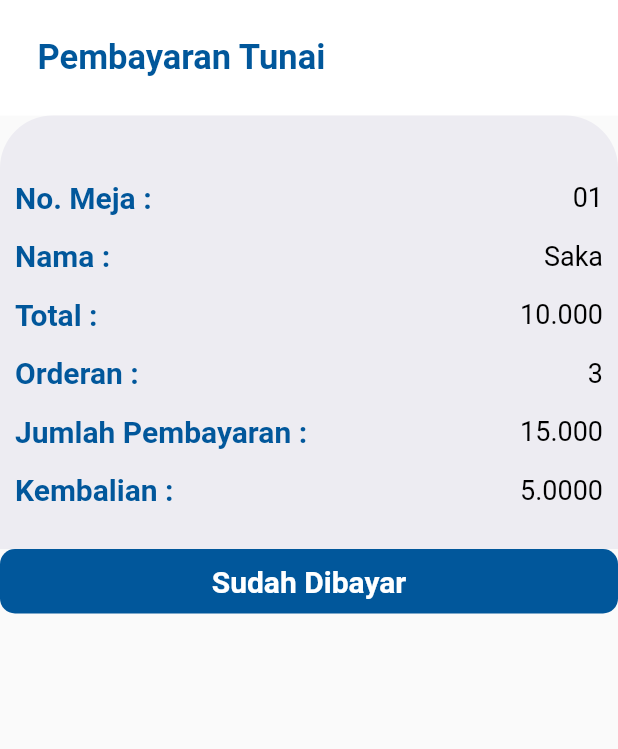
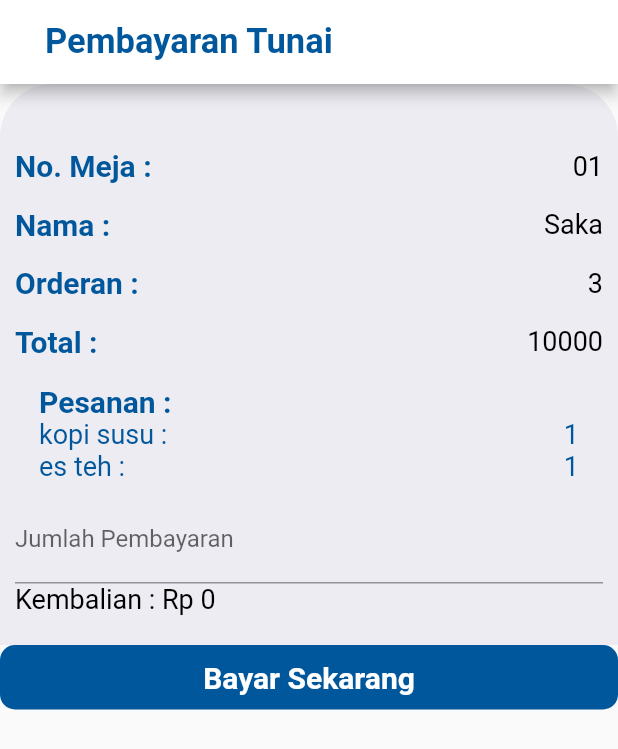
Before and after one commit to BidinOn07/Serving_Apps, a Flutter app: the CashView screen opened directly, on a phone screen of 412 x 824 dp. Shown: the top 749 px of the screen. Run offline on Flutter 3.47's test engine with Material 2 defaults, Android fonts, the phone set to English and light mode, and no system bars; our stand-ins replace curved_navigation_bar, eva_icons_flutter, get, introduction_screen, lottie, money_formatter.

Commit message:
perbaikan halaman pembayaran dan halaman terkait

```diff
--- a/lib/app/modules/pembayaran/views/cash.dart
+++ b/lib/app/modules/pembayaran/views/cash.dart
@@ -1,22 +1,43 @@
-// ignore_for_file: prefer_const_constructors
+// ignore_for_file: prefer_const_constructors, prefer_const_literals_to_create_immutables
 
 import 'package:flutter/material.dart';
 import 'package:get/get.dart';
+import 'package:money_formatter/money_formatter.dart';
 
 import '../../../utils/constant.dart';
 import '../../../utils/mainpage.dart';
 
-class CashView extends StatelessWidget {
-  const CashView({super.key});
+class CashView extends StatefulWidget {
+  const CashView({Key? key}) : super(key: key);
+
+  @override
+  _CashViewState createState() => _CashViewState();
+}
+
+class _CashViewState extends State<CashView> {
+  TextEditingController jumlahPembayaranController = TextEditingController();
+  double total = 10000; // Ubah sesuai dengan total pesanan
+  double kembalian = 0;
 
   @override
   Widget build(BuildContext context) {
     return Scaffold(
+      appBar: AppBar(
+        title: Text(
+          'Pembayaran Tunai',
+          style: TextStyle(
+            fontSize: 23,
+            fontWeight: FontWeight.bold,
+            color: kColorPrimary,
+          ),
+        ),
+        backgroundColor: kColor,
+        automaticallyImplyLeading: false,
+        titleSpacing: 30,
+      ),
       body: ListView(
         children: [
-          TunaiAppBar(),
           Container(
-            // height: 900,
             padding: EdgeInsets.only(top: 15),
             decoration: BoxDecoration(
               color: Color(0xFFEDECF2),
@@ -36,10 +57,68 @@ class CashView extends StatelessWidget {
                     children: [
                       _buildInfoRow('No. Meja : ', '01'),
                       _buildInfoRow('Nama : ', 'Saka'),
-                      _buildInfoRow('Total : ', '10.000'),
                       _buildInfoRow('Orderan : ', '3'),
-                      _buildInfoRow('Jumlah Pembayaran : ', '15.000'),
-                      _buildInfoRow('Kembalian : ', '5.0000'),
+                      _buildInfoRow('Total : ', '10000'),
+                      Container(
+                        margin: EdgeInsets.symmetric(vertical: 5),
+                        // padding: EdgeInsets.all(10),
+                        child: Column(
+                          mainAxisAlignment: MainAxisAlignment.spaceAround,
+                          crossAxisAlignment: CrossAxisAlignment.stretch,
+                          children: [
+                            ListTile(
+                              title: Text(
+                                'Pesanan : ',
+                                style: TextStyle(
+                                    color: kColorPrimary,
+                                    fontSize: 20,
+                                    fontWeight: FontWeight.bold),
+                              ),
+                              subtitle: Row(
+                                mainAxisAlignment:
+                                    MainAxisAlignment.spaceBetween,
+                                children: [
+                                  Text(
+                                    'kopi susu :\nes teh :',
+                                    style: TextStyle(
+                                      fontSize: 18,
+                                      color: kColorPrimary,
+                                      fontWeight: FontWeight.normal,
+                                    ),
+                                  ),
+                                  Spacer(),
+                                  Text(
+                                    '1\n1',
+                                    style: TextStyle(
+                                      fontSize: 18,
+                                      color: kColorPrimary,
+                                      fontWeight: FontWeight.normal,
+                                    ),
+                                  ),
+                                ],
+                              ),
+                            ),
+                          ],
+                        ),
+                      ),
+                      TextField(
+                        controller: jumlahPembayaranController,
+                        decoration: InputDecoration(
+                          labelText: 'Jumlah Pembayaran',
+                        ),
+                        keyboardType: TextInputType.number,
+                        onChanged:
+                            _calculateChange, // Menghitung kembalian saat jumlah pembayaran berubah
+                      ),
+                      Text(
+                        'Kembalian : Rp ${MoneyFormatter(amount: kembalian).output.withoutFractionDigits} ',
+                        style: TextStyle(
+                          fontSize: 18,
+                          color: Colors.black,
+                          fontFamily: 'Roboto',
+                          fontWeight: FontWeight.normal,
+                        ),
+                      ),
                     ],
                   ),
                 ),
@@ -51,15 +130,39 @@ class CashView extends StatelessWidget {
               borderRadius: BorderRadius.circular(10),
               child: InkWell(
                 onTap: () {
-                _nextPaymentOptions(context); // Menampilkan pop-up pembayaran
+                  double pembayaran =
+                      double.tryParse(jumlahPembayaranController.text) ?? 0;
+                  if (pembayaran < total) {
+                    // Jika pembayaran kurang dari atau sama dengan 0, tampilkan pesan error
+                    Get.dialog(
+                      AlertDialog(
+                        title: Text('Gagal'),
+                        content: Text('Masukan Jumlah Pembayaran!'),
+                        actions: <Widget>[
+                          TextButton(
+                            onPressed: () {
+                              Get.back(); // Tutup dialog error
+                            },
+                            child: Text('OK'),
+                          ),
+                        ],
+                      ),
+                    );
+                  } else {
+                    (pembayaran == total);
+                    {
+                      _nextPaymentOptions(context);
+                    }
+                    // Jika pembayaran lebih dari 0, lanjutkan dengan pembayaran
+                    // Menampilkan pop-up pembayaran
+                  }
                 },
                 borderRadius: BorderRadius.circular(10),
                 child: Container(
-                // width: 350,
-                width: double.infinity, // Membuat tombol memenuhi lebar layar
+                  width: double.infinity,
                   padding: EdgeInsets.symmetric(vertical: 10, horizontal: 20),
                   child: Text(
-                  'Sudah Dibayar',
+                    'Bayar Sekarang',
                     style: TextStyle(
                       fontSize: 20,
                       fontFamily: 'Roboto',
@@ -69,11 +172,21 @@ class CashView extends StatelessWidget {
                     textAlign: TextAlign.center,
                   ),
                 ),
-            ),
-          ),
+              )),
         ],
       ),
     );
+  }
+
+  void _calculateChange(String value) {
+    double pembayaran = double.tryParse(value) ?? 0;
+    setState(() {
+      kembalian = pembayaran - total;
+      if (kembalian < 0 || pembayaran <= 0) {
+        // Jika kembalian negatif atau pembayaran kurang dari atau sama dengan 0, atur kembalian ke 0
+        kembalian = 0;
+      }
+    });
   }
 
   Widget _buildInfoRow(String label, String value) {
@@ -107,29 +220,7 @@ class CashView extends StatelessWidget {
 }
 
 void _nextPaymentOptions(BuildContext context) {
-  // Kembali ke halaman awal menggunakan Get.to (MainPage)
   Get.offAll(MainPage());
 
-  // Cetak pesan otomatis
   print('Pembayaran sudah berhasil dilakukan.');
 }
-
-class TunaiAppBar extends StatelessWidget {
-  const TunaiAppBar({super.key});
-
-  @override
-  Widget build(BuildContext context) {
-    return Container(
-      color: kColor,
-      padding: EdgeInsets.all(25),
-      child: Text(
-        'Pembayaran Tunai',
-        style: TextStyle(
-          fontSize: 23,
-          fontWeight: FontWeight.bold,
-          color: kColorPrimary,
-        ),
-      ),
-    );
-  }
-}
```
Also changed, not shown: lib/app/modules/detail-menu/widgets/orderitemsample.dart (added, +146 -0 lines), lib/app/modules/home/views/home_view.dart (+14 -22 lines), lib/app/modules/pembayaran/views/pembayaran_view.dart (+14 -53 lines). Lines whose indentation alone changed are shown as unchanged.
